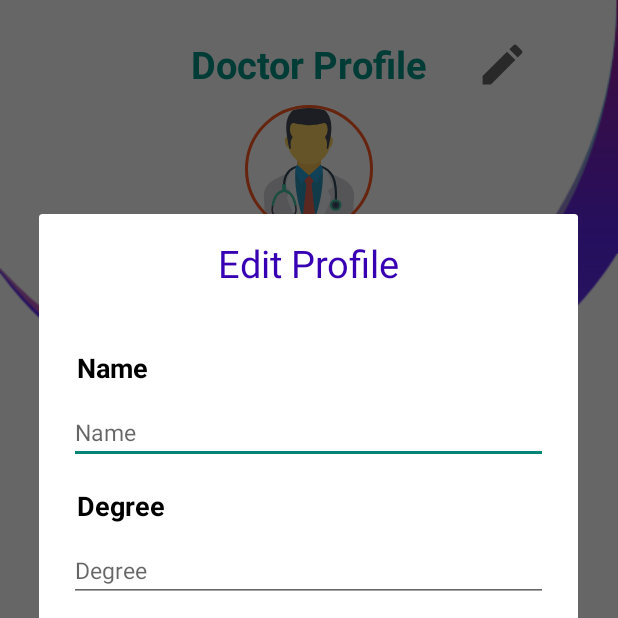
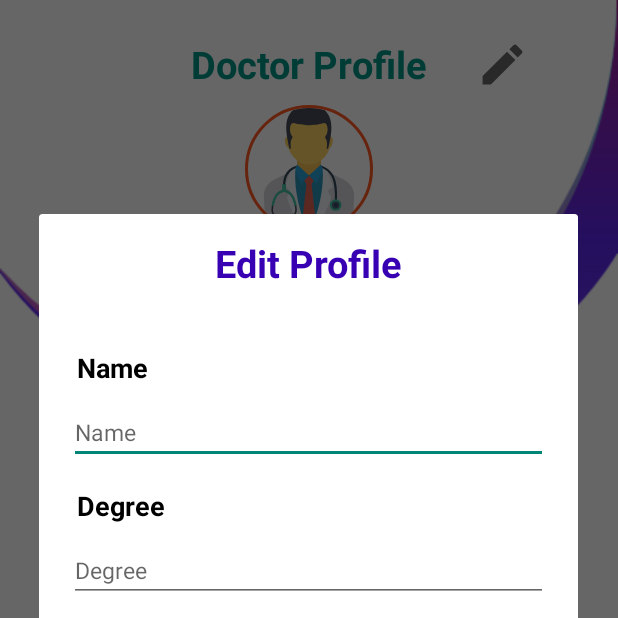
Before and after one commit to RuttonSarker/MediCare-Android, an Android app: the DoctorProfile screen opened directly, with no data from a screen before it, after a tap on "TODO", on a phone screen of 412 x 824 dp, the top half of it. Run offline under Robolectric (Android 15) with nearby library versions, the phone set to English and light mode, and no system bars; our stand-ins replace CircleImageView, Volley; network calls fail.

Commit message:
TextView update

```diff
--- a/app/src/main/res/layout/custom_edit_doctor_dialog.xml
+++ b/app/src/main/res/layout/custom_edit_doctor_dialog.xml
@@ -7,7 +7,7 @@
         android:layout_width="match_parent"
         android:layout_height="wrap_content"
         android:text="Edit Profile"
-        android:textStyle="normal"
+        android:textStyle="bold"
         android:textSize="25dp"
         android:textAlignment="center"
         android:textColor="@color/colorPrimaryDark"
--- a/app/src/main/res/layout/custom_edit_patient_dialog.xml
+++ b/app/src/main/res/layout/custom_edit_patient_dialog.xml
@@ -7,7 +7,7 @@
         android:layout_width="match_parent"
         android:layout_height="wrap_content"
         android:text="Edit Profile"
-        android:textStyle="normal"
+        android:textStyle="bold"
         android:textSize="25dp"
         android:textAlignment="center"
         android:textColor="@color/colorPrimaryDark"
```
